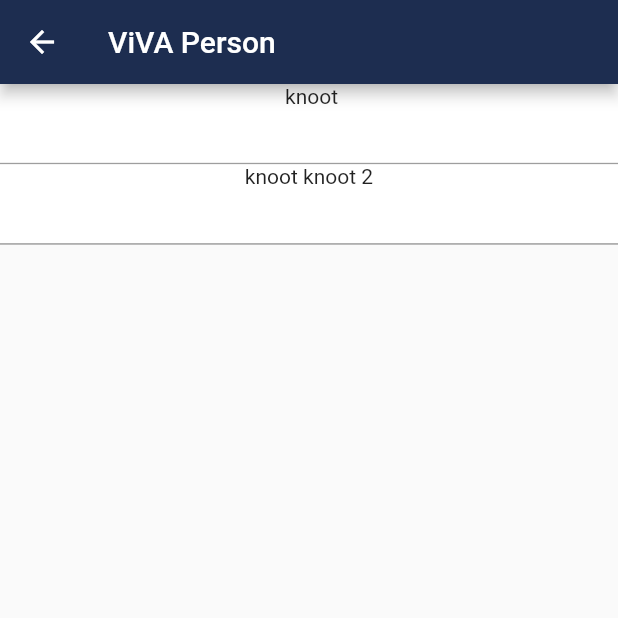
After one commit to Young-Slim-Jim/ba_polizei, a Flutter app: the ResultScreen screen opened directly, on a phone screen of 412 x 824 dp, the top half of it. The commit adds this screen. Run offline on Flutter 3.47's test engine with Material 2 defaults, Android fonts, the phone set to English and light mode, and no system bars; our stand-ins replace auto_size_text, font_awesome_flutter.

Commit message:
ergebnis auswählbar

```diff
--- /dev/null
+++ b/lib/PersonAnimatedConatiner.dart
@@ -0,0 +1,44 @@
+import 'package:flutter/material.dart';
+
+class PersonAnimatedContainer extends StatefulWidget {
+  String content;
+  bool danger;
+  bool selected;
+  PersonAnimatedContainer({
+    this.content,
+    this.danger,
+    this.selected,
+    Key key,
+  }) : super(key: key);
+
+  @override
+  _PersonAnimatedContainerState createState() =>
+      _PersonAnimatedContainerState();
+}
+
+class _PersonAnimatedContainerState extends State<PersonAnimatedContainer> {
+
+  double heightFactorSelected = 0.185;
+  double heightFactorUnselected = 0.065;
+
+  @override
+  Widget build(BuildContext context) {
+    var height = MediaQuery.of(context).size.height;
+    return GestureDetector(
+      child: AnimatedContainer(
+        color: widget.selected ? widget.danger ? Colors.red : Colors.blue : Colors.white,
+        height: widget.selected
+            ? height * heightFactorSelected
+            : height * heightFactorUnselected,
+        duration: Duration(milliseconds: 200),
+        child: Column(
+          mainAxisAlignment: MainAxisAlignment.spaceBetween,
+          children: [
+            Text(widget.content),
+            Container(color: Colors.grey, height: 1),
+          ],
+        ),
+      ),
+    );
+  }
+}
--- /dev/null
+++ b/lib/resultScreen.dart
@@ -0,0 +1,44 @@
+import 'package:flutter/material.dart';
+
+import 'PersonAnimatedConatiner.dart';
+
+class ResultScreen extends StatefulWidget {
+  @override
+  _ResultScreenState createState() => _ResultScreenState();
+}
+
+class _ResultScreenState extends State<ResultScreen> {
+  Map<String, bool> containers = {
+    " knoot": false,
+    "knoot knoot 2": false,
+  };
+
+  @override
+  Widget build(BuildContext context) {
+    return Scaffold(
+      appBar: AppBar(
+        iconTheme: IconThemeData(color: Theme.of(context).accentColor),
+        title: Text("ViVA Person"),
+      ),
+      body: ListView.builder(
+        itemCount: containers.length,
+        itemBuilder: (BuildContext ctxt, int index) {
+          return GestureDetector(
+            onTap: () {
+              setState(() {
+                containers.updateAll((key, value) => false);
+                containers.update(
+                    containers.keys.toList()[index], (value) => true);
+              });
+            },
+            child: PersonAnimatedContainer(
+              danger: true,
+              content: containers.keys.toList()[index],
+              selected: containers.values.toList()[index],
+            ),
+          );
+        },
+      ),
+    );
+  }
+}
--- a/lib/vivaPerson.dart
+++ b/lib/vivaPerson.dart
@@ -1,6 +1,7 @@
 import 'dart:io';
 
 import 'package:ba_polizei/listsammlung.dart';
+import 'package:ba_polizei/resultScreen.dart';
 import 'package:ba_polizei/searchSheetAndroid.dart';
 import 'package:ba_polizei/searchSheetIOS.dart';
 import 'package:ba_polizei/cupertinoDialog.dart';
@@ -143,7 +144,13 @@ class _VivaPersonState extends State<VivaPerson> {
                   ? Padding(
                       padding: const EdgeInsets.only(bottom: 12.0),
                       child: FlatButton(
-                        onPressed: () => {},
+                        onPressed: () => {
+                          Navigator.push(
+                            context,
+                            MaterialPageRoute(
+                                builder: (context) => ResultScreen()),
+                          )
+                        },
                         color: Theme.of(context).accentColor,
                         child: Container(
                           height: height * 0.065,
```
Also changed, not shown: 1 other file.
